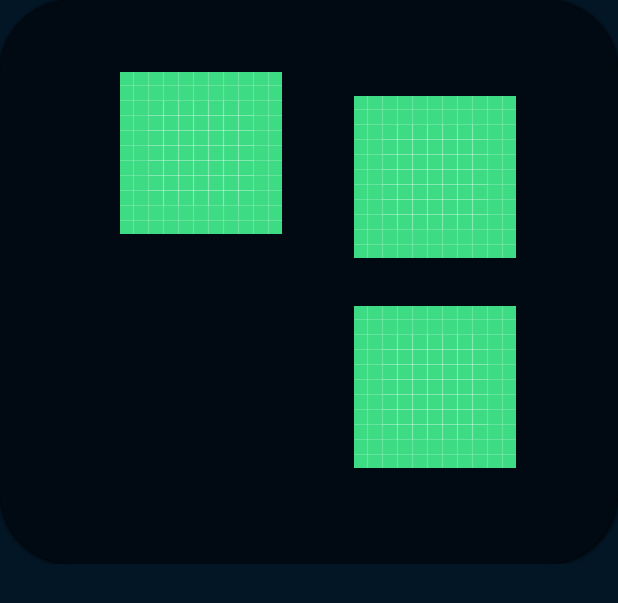
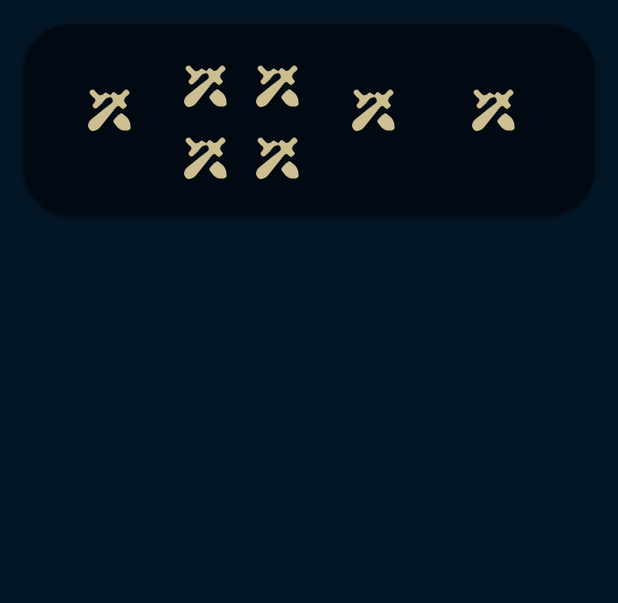
Before and after one commit to abelpujolenti/AppCompanion, an Android app: the layout cell_match_history_match.xml on its own in the app's theme, with its tools: preview values and no code run, on a phone screen of 412 x 824 dp. Shown: the top 603 px of the screen. Run offline under Robolectric (Android 15) with nearby library versions, the light colour scheme and no system bars; network calls fail.

Commit message:
Filling Match History

```diff
--- a/AppCompanion/app/src/main/java/cdi/interfacedesign/lolrankedtracker/leagueoflegends/provider/PlayerProvider.kt
+++ b/AppCompanion/app/src/main/java/cdi/interfacedesign/lolrankedtracker/leagueoflegends/provider/TrackedPlayerProvider.kt
@@ -3,9 +3,9 @@ package cdi.interfacedesign.lolrankedtracker.leagueoflegends.provider
 import cdi.interfacedesign.lolrankedtracker.leagueoflegends.data.PlayerData
 import cdi.interfacedesign.lolrankedtracker.leagueoflegends.repositories.LeagueOfLegendsRepository
 
-class PlayerProvider(val repository: LeagueOfLegendsRepository) {
+class TrackedPlayerProvider(val repository: LeagueOfLegendsRepository) {
 
-    suspend fun GetPaginatedPlayer(summonerName: String) : PlayerData?{
+    suspend fun GetPlayer(summonerName: String) : PlayerData?{
         return repository.GetPlayerProfile(summonerName)
     }
 
--- a/AppCompanion/app/src/main/java/cdi/interfacedesign/lolrankedtracker/leagueoflegends/repositories/LeagueOfLegendsApiRepository.kt
+++ b/AppCompanion/app/src/main/java/cdi/interfacedesign/lolrankedtracker/leagueoflegends/repositories/LeagueOfLegendsApiRepository.kt
@@ -83,7 +83,7 @@ class LeagueOfLegendsApiRepository : LeagueOfLegendsRepository {
 
     override suspend fun GetPlayerProfile(summonerName: String): PlayerData?{
 
-        val responseProfile = ApiPlatformService.GetProfile(summonerName = summonerName)
+        val responseProfile = ApiPlatformService.GetProfile(summonerName)
 
         if (!responseProfile.isSuccessful){
             return null
--- a/AppCompanion/app/src/main/res/layout/cell_match_history_match.xml
+++ b/AppCompanion/app/src/main/res/layout/cell_match_history_match.xml
@@ -11,21 +11,20 @@
         xmlns:card_view="http://schemas.android.com/apk/res-auto"
         android:layout_width="wrap_content"
         android:layout_height="wrap_content"
-        card_view:cardCornerRadius="@dimen/giant"
+        android:layout_margin="@dimen/small"
+        card_view:cardCornerRadius="@dimen/large"
         card_view:cardBackgroundColor="@color/blue_dark">
 
         <LinearLayout
-            android:layout_width="wrap_content"
-            android:layout_height="wrap_content"
+            android:layout_width="match_parent"
+            android:layout_height="match_parent"
             android:orientation="horizontal"
-            android:layout_marginHorizontal="@dimen/large"
-            android:layout_marginVertical="@dimen/large">
+            android:layout_margin="@dimen/small">
 
             <LinearLayout
                 android:layout_width="wrap_content"
                 android:layout_height="wrap_content"
-                android:orientation="vertical"
-                android:layout_margin="@dimen/small">
+                android:orientation="vertical">
 
                 <com.google.android.material.textview.MaterialTextView
                     android:id="@+id/player_match_history_cell_queue_type"
@@ -76,7 +75,7 @@
                 android:layout_width="wrap_content"
                 android:layout_height="wrap_content"
                 android:layout_margin="@dimen/small"
-                app:srcCompat="@drawable/ic_launcher_background">
+                app:srcCompat="@drawable/match_history_icon">
 
             </com.google.android.material.imageview.ShapeableImageView>
 
@@ -84,16 +83,14 @@
             <LinearLayout
                 android:layout_width="wrap_content"
                 android:layout_height="wrap_content"
-                android:orientation="vertical"
-                android:layout_margin="@dimen/small">
+                android:orientation="vertical">
 
                 <com.google.android.material.imageview.ShapeableImageView
                     android:id="@+id/player_champions_cell_summoner_id_1"
                     android:layout_width="wrap_content"
                     android:layout_height="wrap_content"
                     android:layout_gravity="center"
-                    android:layout_margin="@dimen/small"
-                    app:srcCompat="@drawable/ic_launcher_background">
+                    app:srcCompat="@drawable/match_history_icon">
 
                 </com.google.android.material.imageview.ShapeableImageView>
 
@@ -103,8 +100,7 @@
                     android:layout_height="wrap_content"
                     android:layout_gravity="center"
                     android:fontFamily="@font/beaufort_regular"
-                    android:layout_margin="@dimen/small"
-                    app:srcCompat="@drawable/ic_launcher_background">
+                    app:srcCompat="@drawable/match_history_icon">
 
                 </com.google.android.material.imageview.ShapeableImageView>
 
@@ -114,16 +110,14 @@
             <LinearLayout
                 android:layout_width="wrap_content"
                 android:layout_height="wrap_content"
-                android:orientation="vertical"
-                android:layout_margin="@dimen/small">
+                android:orientation="vertical">
 
                 <com.google.android.material.imageview.ShapeableImageView
                     android:id="@+id/player_champions_cell_perk"
                     android:layout_width="wrap_content"
                     android:layout_height="wrap_content"
                     android:layout_gravity="center"
-                    android:layout_margin="@dimen/small"
-                    app:srcCompat="@drawable/ic_launcher_background">
+                    app:srcCompat="@drawable/match_history_icon">
 
                 </com.google.android.material.imageview.ShapeableImageView>
 
@@ -133,8 +127,7 @@
                     android:layout_height="wrap_content"
                     android:layout_gravity="center"
                     android:fontFamily="@font/beaufort_regular"
-                    android:layout_margin="@dimen/small"
-                    app:srcCompat="@drawable/ic_launcher_background">
+                    app:srcCompat="@drawable/match_history_icon">
 
                 </com.google.android.material.imageview.ShapeableImageView>
 
@@ -143,8 +136,7 @@
 
             <LinearLayout
                 android:layout_width="wrap_content"
-                android:layout_height="wrap_content"
-                android:layout_margin="@dimen/small">
+                android:layout_height="wrap_content">
 
                 <com.google.android.material.imageview.ShapeableImageView
                     android:id="@+id/player_champions_cell_item0"
@@ -152,7 +144,7 @@
                     android:layout_height="wrap_content"
                     android:layout_gravity="center"
                     android:layout_margin="@dimen/small"
-                    app:srcCompat="@drawable/ic_launcher_background">
+                    app:srcCompat="@drawable/match_history_icon">
 
                 </com.google.android.material.imageview.ShapeableImageView>
 
@@ -163,7 +155,7 @@
                     android:layout_gravity="center"
                     android:fontFamily="@font/beaufort_regular"
                     android:layout_margin="@dimen/small"
-                    app:srcCompat="@drawable/ic_launcher_background">
+                    app:srcCompat="@drawable/match_history_icon">
 
                 </com.google.android.material.imageview.ShapeableImageView>
 
@@ -173,7 +165,7 @@
                     android:layout_height="wrap_content"
                     android:layout_gravity="center"
                     android:layout_margin="@dimen/small"
-                    app:srcCompat="@drawable/ic_launcher_background">
+                    app:srcCompat="@drawable/match_history_icon">
 
                 </com.google.android.material.imageview.ShapeableImageView>
 
@@ -184,7 +176,7 @@
                     android:layout_gravity="center"
                     android:fontFamily="@font/beaufort_regular"
                     android:layout_margin="@dimen/small"
-                    app:srcCompat="@drawable/ic_launcher_background">
+                    app:srcCompat="@drawable/match_history_icon">
 
                 </com.google.android.material.imageview.ShapeableImageView>
 
@@ -194,7 +186,7 @@
                     android:layout_height="wrap_content"
                     android:layout_gravity="center"
                     android:layout_margin="@dimen/small"
-                    app:srcCompat="@drawable/ic_launcher_background">
+                    app:srcCompat="@drawable/match_history_icon">
 
                 </com.google.android.material.imageview.ShapeableImageView>
 
@@ -205,7 +197,7 @@
                     android:layout_gravity="center"
                     android:fontFamily="@font/beaufort_regular"
                     android:layout_margin="@dimen/small"
-                    app:srcCompat="@drawable/ic_launcher_background">
+                    app:srcCompat="@drawable/match_history_icon">
 
                 </com.google.android.material.imageview.ShapeableImageView>
 
```
Also changed, not shown: AppCompanion/app/src/main/java/cdi/interfacedesign/lolrankedtracker/activities/MainActivity.kt (+0 -9 lines), AppCompanion/app/src/main/java/cdi/interfacedesign/lolrankedtracker/activities/MainMenuActivity.kt (+0 -11 lines), AppCompanion/app/src/main/java/cdi/interfacedesign/lolrankedtracker/fragments/components/AppMainMenu.kt (+0 -7 lines), AppCompanion/app/src/main/java/cdi/interfacedesign/lolrankedtracker/fragments/screens/MatchHistoryScreen.kt (+23 -1 lines), AppCompanion/app/src/main/java/cdi/interfacedesign/lolrankedtracker/fragments/screens/ProfileScreen.kt (+13 -1 lines), AppCompanion/app/src/main/java/cdi/interfacedesign/lolrankedtracker/fragments/screens/TrackerScreen.kt (+5 -6 lines), AppCompanion/app/src/main/java/cdi/interfacedesign/lolrankedtracker/leagueoflegends/adapter/PlayerMatchHistoryAdapter.kt (added, +74 -0 lines), AppCompanion/app/src/main/java/cdi/interfacedesign/lolrankedtracker/leagueoflegends/adapter/PlayerProfileAdapter.kt (added, +27 -0 lines), AppCompanion/app/src/main/java/cdi/interfacedesign/lolrankedtracker/leagueoflegends/adapter/TrackedPlayerAdapter.kt (renamed from AppCompanion/app/src/main/java/cdi/interfacedesign/lolrankedtracker/leagueoflegends/adapter/PlayerAdapter.kt, +9 -12 lines), AppCompanion/app/src/main/java/cdi/interfacedesign/lolrankedtracker/leagueoflegends/provider/PlayerMatchHistoryProvider.kt (added, +16 -0 lines), AppCompanion/app/src/main/java/cdi/interfacedesign/lolrankedtracker/leagueoflegends/viewholder/PlayerMatchHistoryViewHolder.kt (added, +185 -0 lines), AppCompanion/app/src/main/java/cdi/interfacedesign/lolrankedtracker/leagueoflegends/viewholder/PlayerProfileViewHolder.kt (added, +54 -0 lines), AppCompanion/app/src/main/java/cdi/interfacedesign/lolrankedtracker/leagueoflegends/viewholder/TrackedPlayerViewHolder.kt (renamed from AppCompanion/app/src/main/java/cdi/interfacedesign/lolrankedtracker/leagueoflegends/viewholder/PlayerViewHolder.kt, +2 -7 lines), AppCompanion/app/src/main/res/layout/component_ranked_cells_info.xml (added, +8 -0 lines), 3 more files.
